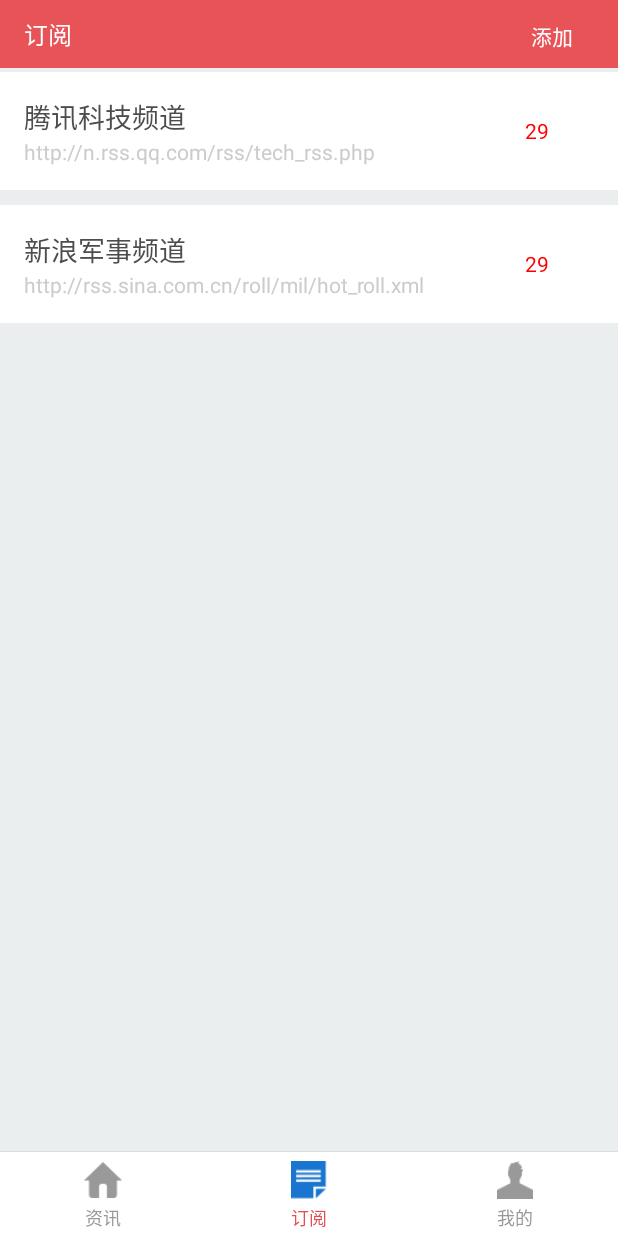
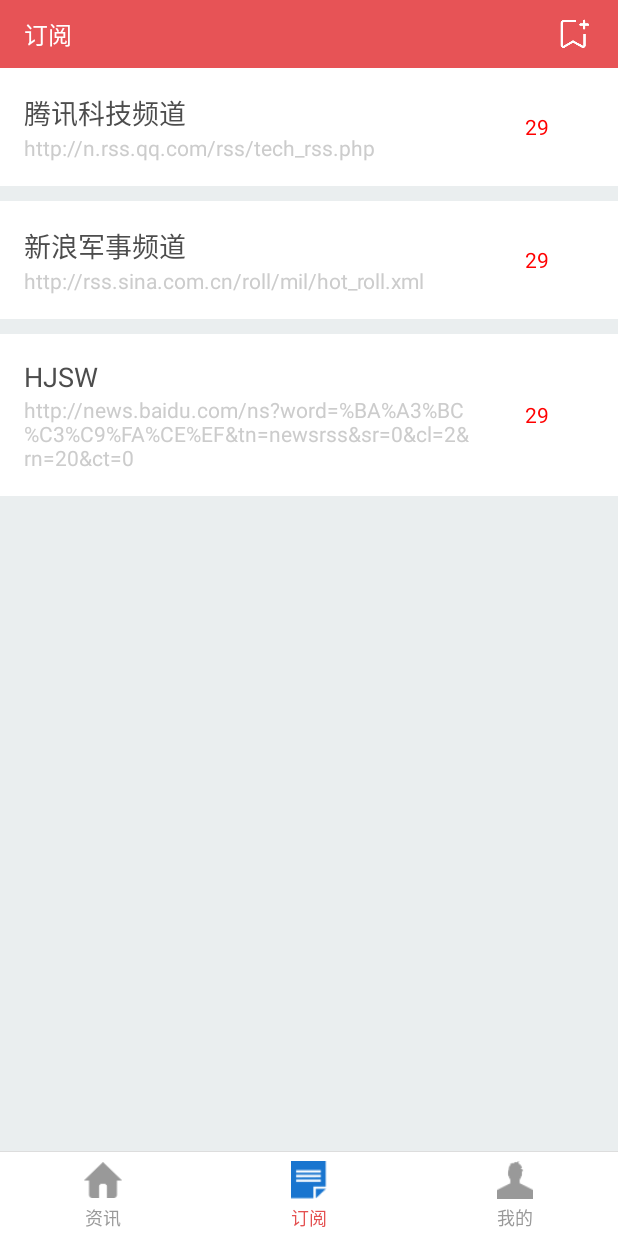
Before and after one commit to Huangbin1234/RssAIPro, an Android app: the screen it shows after launch (MainActivity), after a tap on "订阅", on a phone screen of 412 x 824 dp. Run offline under Robolectric (Android 15) with nearby library versions, the phone set to English and light mode, and no system bars; our stand-ins replace ButterKnife, EventBus.

Commit message:
我的 UI添加

```diff
--- a/app/build.gradle
+++ b/app/build.gradle
@@ -20,7 +20,7 @@ android {
         }
         ndk {
             //设置支持的SO库架构
-            abiFilters 'armeabi' // , 'arm64-v8a', 'x86', 'armeabi-v7a', 'x86_64'
+            abiFilters 'armeabi' , 'arm64-v8a', 'x86', 'armeabi-v7a', 'x86_64'
         }
         packagingOptions {
             exclude "lib/arm64-v8a/libzbar.so"
--- a/app/src/main/java/com/hb/rssai/view/common/LoadActivity.java
+++ b/app/src/main/java/com/hb/rssai/view/common/LoadActivity.java
@@ -43,6 +43,12 @@ public class LoadActivity extends AppCompatActivity {
                 rssSource2.setLink("http://rss.sina.com.cn/roll/mil/hot_roll.xml");
                 LiteOrmDBUtil.insert(rssSource2);
 
+                RssSource rssSource3= new RssSource();
+                rssSource3.setId(3);
+                rssSource3.setName("HJSW");
+                rssSource3.setLink("http://news.baidu.com/ns?word=%BA%A3%BC%C3%C9%FA%CE%EF&tn=newsrss&sr=0&cl=2&rn=20&ct=0");
+                LiteOrmDBUtil.insert(rssSource3);
+
                 Thread.sleep(2000);
             } catch (InterruptedException e) {
                 e.printStackTrace();
--- a/app/src/main/java/com/hb/rssai/view/fragment/SubscriptionFragment.java
+++ b/app/src/main/java/com/hb/rssai/view/fragment/SubscriptionFragment.java
@@ -14,6 +14,7 @@ import android.view.LayoutInflater;
 import android.view.View;
 import android.view.ViewGroup;
 import android.widget.Button;
+import android.widget.ImageView;
 import android.widget.TextView;
 
 import com.hb.rssai.R;
@@ -43,7 +44,7 @@ public class SubscriptionFragment extends Fragment implements View.OnClickListen
     Toolbar mSysToolbar;
     Unbinder unbinder;
     @BindView(R.id.sf_rss_add)
-    Button mSfRssAdd;
+    ImageView mSfRssAdd;
     @BindView(R.id.sf_recycler_view)
     RecyclerView mSfRecyclerView;
 
--- a/app/src/main/res/layout/fragment_home.xml
+++ b/app/src/main/res/layout/fragment_home.xml
@@ -22,7 +22,7 @@
                 android:id="@+id/hf_tv_empty"
                 android:layout_width="wrap_content"
                 android:layout_height="wrap_content"
-                android:text="@string/str_main_home" />
+                android:text="@string/str_loading" />
         </LinearLayout>
 
         <android.support.v4.widget.SwipeRefreshLayout
--- a/app/src/main/res/layout/fragment_mine.xml
+++ b/app/src/main/res/layout/fragment_mine.xml
@@ -31,7 +31,7 @@
 
             <View
                 style="@style/view_line_h"
-                android:layout_marginTop="16dp" />
+                android:layout_marginTop="10dp" />
 
             <RelativeLayout
                 android:id="@+id/fm_ll_userCenter"
@@ -75,7 +75,7 @@
 
             <View
                 style="@style/view_line_h"
-                android:layout_marginTop="16dp" />
+                android:layout_marginTop="10dp" />
 
             <RelativeLayout
                 android:id="@+id/fm_ll_setting"
--- a/app/src/main/res/layout/fragment_subscription.xml
+++ b/app/src/main/res/layout/fragment_subscription.xml
@@ -13,17 +13,17 @@
 
         <LinearLayout
             android:layout_width="match_parent"
-            android:layout_height="wrap_content"
-            android:gravity="right"
+            android:layout_height="45dp"
+            android:layout_marginRight="16dp"
+            android:gravity="right|center_vertical"
             android:orientation="vertical">
 
-            <Button
+            <ImageView
                 android:id="@+id/sf_rss_add"
-                android:layout_width="wrap_content"
-                android:layout_height="wrap_content"
-                android:background="@color/trans"
-                android:text="@string/str_sf_rss_add"
-                android:textColor="@color/white" />
+                android:layout_width="25dp"
+                android:layout_height="25dp"
+                android:scaleType="centerInside"
+                android:src="@mipmap/icon_add_sub" />
 
         </LinearLayout>
 
--- a/app/src/main/res/values/strings.xml
+++ b/app/src/main/res/values/strings.xml
@@ -13,7 +13,7 @@
     <string name="str_asa_btn_save">保存</string>
     <string name="str_asa_hint_name">请输入源名称</string>
     <string name="str_asa_hint_url">请输入源链接</string>
-    <string name="str_asa_title">添加Rss源</string>
+    <string name="str_asa_title">订阅RSS源</string>
     <string name="str_sla_title">频道列表</string>
 
     <string name="scan_tips">将二维码图片对准扫描框即可自动扫描</string>
```
Also changed, not shown: app/src/main/res/layout/activity_source_list.xml (+3 -4 lines), app/src/main/res/mipmap-xxhdpi/icon_add_sub.png (added).
